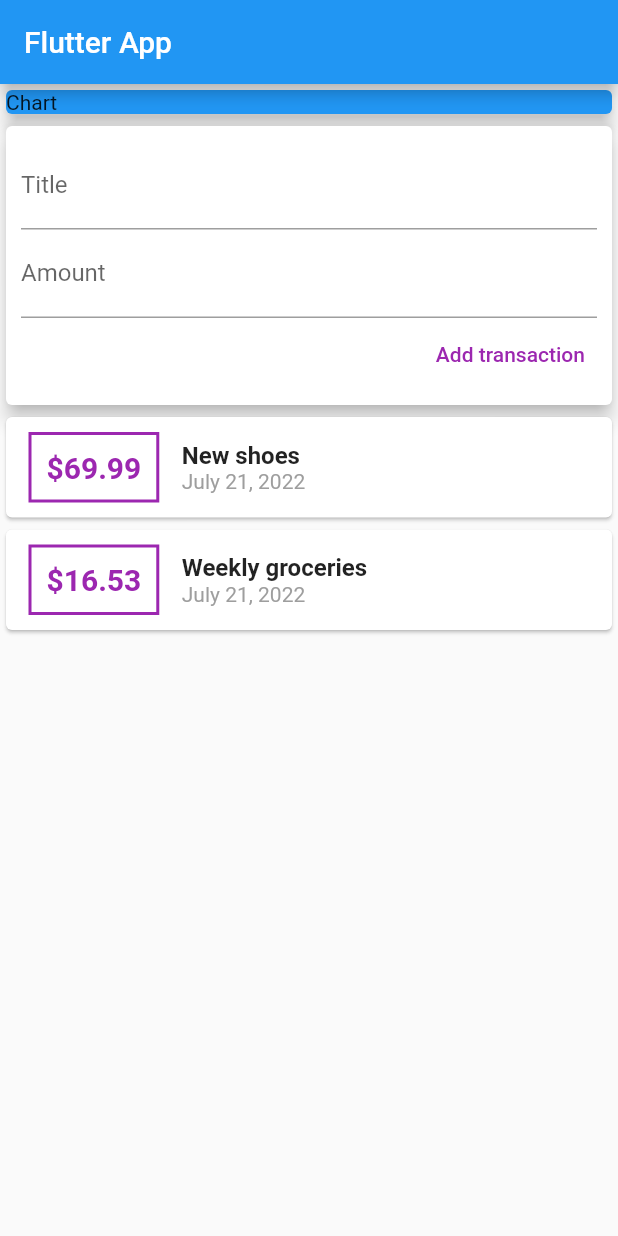
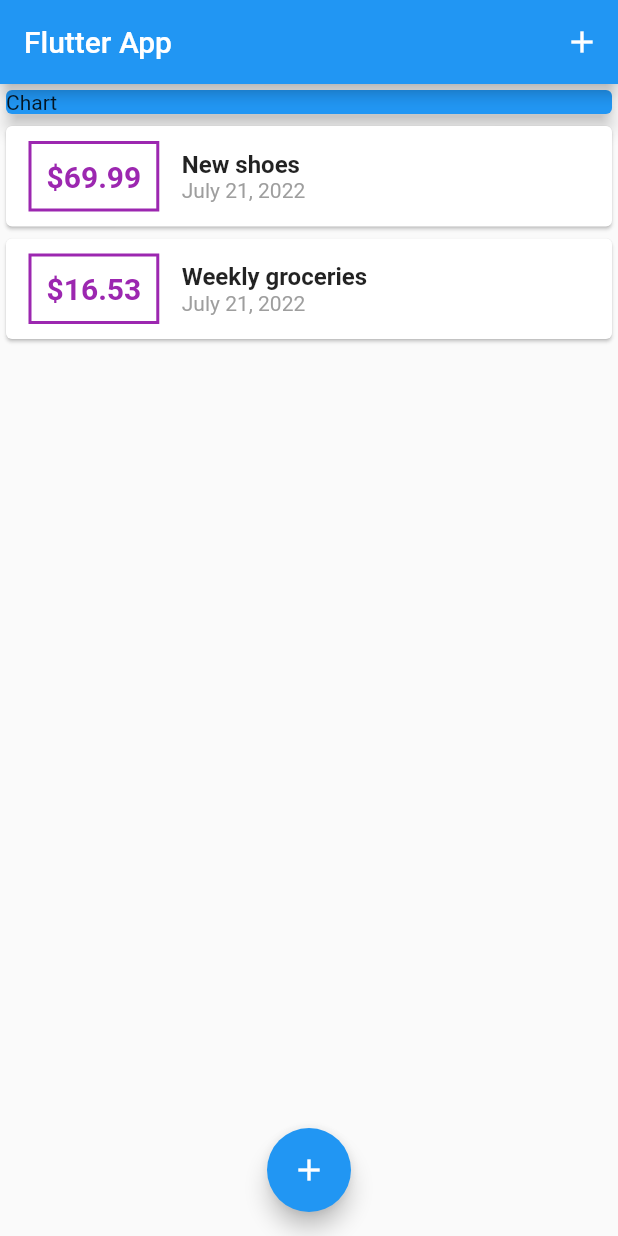
Before and after one commit to mabat/personal_expenses, a Flutter app: the screen it shows after launch, on a phone screen of 412 x 824 dp. Run offline on Flutter 3.47's test engine with Material 2 defaults, Android fonts, the phone set to English and light mode, and no system bars.

Commit message:
Floating action buttons and modal bottom sheet

```diff
--- a/lib/main.dart
+++ b/lib/main.dart
@@ -1,6 +1,7 @@
 import 'package:flutter/material.dart';
-import 'package:flutter_complete_guide/widgets/user_transactions.dart';
-import './widgets/user_transactions.dart';
+import './widgets/transaction_list.dart';
+import './widgets/new_transaction.dart';
+import 'models/transaction.dart';
 
 void main() => runApp(MyApp());
 
@@ -14,12 +15,64 @@ class MyApp extends StatelessWidget {
   }
 }
 
-class MyHomePage extends StatelessWidget {
+class MyHomePage extends StatefulWidget {
+  @override
+  State<MyHomePage> createState() => _MyHomePageState();
+}
+
+class _MyHomePageState extends State<MyHomePage> {
+  final List<Transaction> _userTransactions = [
+    Transaction(
+      id: "t1",
+      title: "New shoes",
+      amount: 69.99,
+      date: DateTime.now(),
+    ),
+    Transaction(
+      id: "t2",
+      title: "Weekly groceries",
+      amount: 16.53,
+      date: DateTime.now(),
+    )
+  ];
+
+  void _addNewTransaction(String txTitle, double txAmount) {
+    final newTx = Transaction(
+      title: txTitle,
+      amount: txAmount,
+      date: DateTime.now(),
+      id: DateTime.now().toString(),
+    );
+
+    setState(() {
+      _userTransactions.add(newTx);
+    });
+  }
+
+  void _startAddNewTransaction(BuildContext ctx) {
+    showModalBottomSheet(
+      context: ctx,
+      builder: (_) {
+        return GestureDetector(
+          onTap: () {},
+          child: NewTransaction(addNewTransaction: _addNewTransaction),
+          behavior: HitTestBehavior.opaque,
+        );
+      },
+    );
+  }
+
   @override
   Widget build(BuildContext context) {
     return Scaffold(
       appBar: AppBar(
         title: Text('Flutter App'),
+        actions: <Widget>[
+          IconButton(
+            onPressed: () => _startAddNewTransaction(context),
+            icon: Icon(Icons.add),
+          )
+        ],
       ),
       body: SingleChildScrollView(
         child: Column(
@@ -34,9 +87,16 @@ class MyHomePage extends StatelessWidget {
                 elevation: 5,
               ),
             ),
-            UserTransactions()
+            TransationList(
+              transactions: _userTransactions,
+            )
           ],
         ),
+      ),
+      floatingActionButtonLocation: FloatingActionButtonLocation.centerFloat,
+      floatingActionButton: FloatingActionButton(
+        child: Icon(Icons.add),
+        onPressed: () => _startAddNewTransaction(context),
       ),
     );
   }
--- a/lib/widgets/user_transactions.dart
+++ /dev/null
@@ -1,49 +0,0 @@
-import 'package:flutter/material.dart';
-import './transaction_list.dart';
-import './new_transaction.dart';
-import '../models/transaction.dart';
-
-class UserTransactions extends StatefulWidget {
-  @override
-  State<UserTransactions> createState() => _UserTransactionsState();
-}
-
-class _UserTransactionsState extends State<UserTransactions> {
-  final List<Transaction> _userTransactions = [
-    Transaction(
-      id: "t1",
-      title: "New shoes",
-      amount: 69.99,
-      date: DateTime.now(),
-    ),
-    Transaction(
-      id: "t2",
-      title: "Weekly groceries",
-      amount: 16.53,
-      date: DateTime.now(),
-    )
-  ];
-
-  void _addNewTransaction(String txTitle, double txAmount) {
-    final newTx = Transaction(
-      title: txTitle,
-      amount: txAmount,
-      date: DateTime.now(),
-      id: DateTime.now().toString(),
-    );
-
-    setState(() {
-      _userTransactions.add(newTx);
-    });
-  }
-
-  @override
-  Widget build(BuildContext context) {
-    return Column(
-      children: <Widget>[
-        NewTransaction(addNewTransaction: _addNewTransaction),
-        TransationList(transactions: _userTransactions),
-      ],
-    );
-  }
-}
```
Also changed, not shown: lib/widgets/new_transaction.dart (+13 -4 lines).
